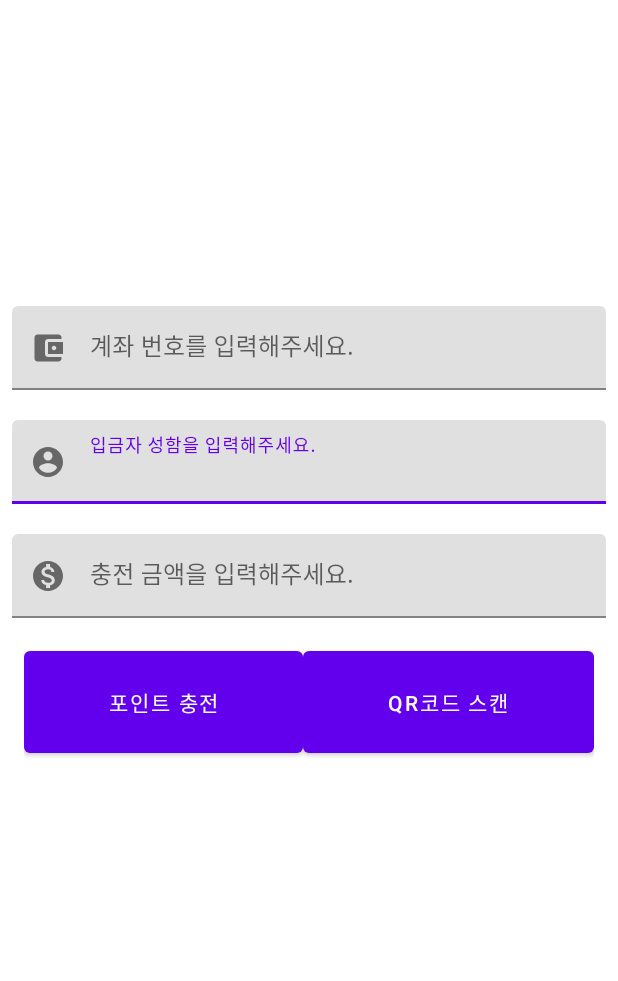
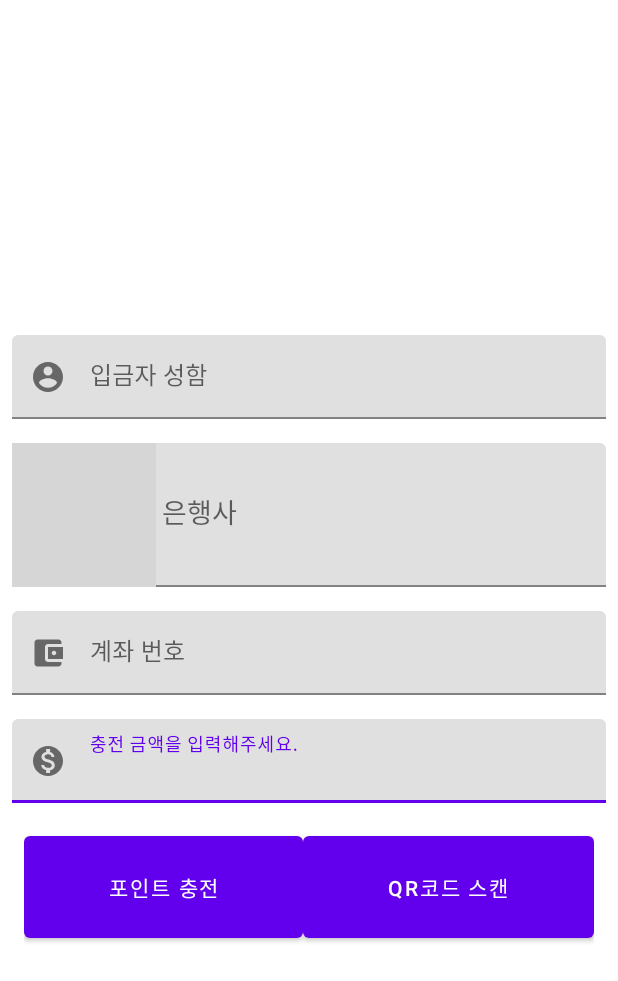
Before and after one commit to fintech-hackathon/SongPay, an Android app: the PointChargeActivity screen opened directly, with no data from a screen before it, on a phone screen of 412 x 824 dp. Shown: the top 981 px of the screen. Run offline under Robolectric (Android 15) with nearby library versions, the phone set to English and light mode, and no system bars; 3 statements that could not run were skipped; grey boxes are pictures that could not be loaded.

Commit message:
PointChargeActivity.java - 입금자 성함, 은행사, 계좌번호 표시 및 Edit Disable

```diff
--- a/app/src/main/java/com/example/myapplication/PointChargeActivity.java
+++ b/app/src/main/java/com/example/myapplication/PointChargeActivity.java
@@ -21,7 +21,7 @@
 
 public class PointChargeActivity extends AppCompatActivity {
 
-    EditText nameEditText, accountNumberEditText, pointChargeEditText;
+    EditText bankDropdownMenu, accountNumberEditText, pointChargeEditText, nameEditText;
     TextInputLayout nameTextInputLayout, accountNumberTextInputLayout;
     Button pointChargeButton, qrScanButton;
 
@@ -38,12 +38,10 @@
 
         if (bank.equals("")) {
             //계좌가 없을시 리다이렉션 하는곳입니다.
-        } else { //계좌가 있을 경우, UI를 숨깁니다.
-            accountNumberTextInputLayout.setVisibility(View.INVISIBLE);
-            accountNumberEditText.setVisibility(View.INVISIBLE);
-            nameTextInputLayout.setVisibility(View.INVISIBLE);
-            nameEditText.setVisibility(View.INVISIBLE);
-
+        } else { //계좌가 있을 경우, UI Data Set
+            bankDropdownMenu.setText(bank);
+            accountNumberEditText.setText(uAccount);
+            nameEditText.setText(name);
         }
 
         click();
@@ -51,6 +49,7 @@
 
     void init() {
         nameEditText = findViewById(R.id.nameEditText);
+        bankDropdownMenu = findViewById(R.id.bankDropdownMenu);
         accountNumberEditText = findViewById(R.id.accountNumberEditText);
         pointChargeEditText = findViewById(R.id.pointChargeEditText);
         pointChargeButton = findViewById(R.id.pointChargeButton);
--- a/app/src/main/res/layout/activity_point_charge.xml
+++ b/app/src/main/res/layout/activity_point_charge.xml
@@ -6,28 +6,51 @@
     android:layout_height="match_parent"
     tools:context=".PointChargeActivity">
 
+
     <com.google.android.material.textfield.TextInputLayout
         android:id="@+id/nameTextInputLayout"
         android:layout_width="match_parent"
         android:layout_height="wrap_content"
         android:layout_marginStart="8dp"
         android:layout_marginEnd="8dp"
-        android:layout_marginBottom="20dp"
-        app:endIconMode="clear_text"
-        app:layout_constraintBottom_toTopOf="@+id/textInputLayout3"
+        android:layout_marginBottom="16dp"
+        android:hint="입금자 성함"
+        app:layout_constraintBottom_toTopOf="@+id/bankInputLayout"
         app:layout_constraintEnd_toEndOf="parent"
-        app:layout_constraintHorizontal_bias="0.1"
+        app:layout_constraintHorizontal_bias="0.0"
         app:layout_constraintStart_toStartOf="parent"
-        app:startIconContentDescription="입금자 성함"
-        android:hint="입금자 성함을 입력해주세요."
+        app:startIconContentDescription="계좌 번호"
         app:startIconDrawable="@drawable/ic_account_circle">
 
         <com.google.android.material.textfield.TextInputEditText
             android:id="@+id/nameEditText"
             android:layout_width="match_parent"
             android:layout_height="match_parent"
-            android:inputType="text"
-            android:maxLines="1"/>
+            android:enabled="false"
+            android:inputType="none"
+            android:maxLines="1" />
+    </com.google.android.material.textfield.TextInputLayout>
+
+    <com.google.android.material.textfield.TextInputLayout
+        android:id="@+id/bankInputLayout"
+        android:layout_width="match_parent"
+        android:layout_height="wrap_content"
+        android:layout_marginStart="8dp"
+        android:layout_marginEnd="8dp"
+        android:layout_marginBottom="16dp"
+        android:hint="은행사"
+        app:layout_constraintBottom_toTopOf="@+id/accountTextInputLayout"
+        app:layout_constraintEnd_toEndOf="parent"
+        app:layout_constraintHorizontal_bias="0.0"
+        app:layout_constraintStart_toStartOf="parent"
+        app:startIconDrawable="@drawable/ic_baseline_bank">
+
+        <AutoCompleteTextView
+            android:id="@+id/bankDropdownMenu"
+            android:layout_width="match_parent"
+            android:layout_height="wrap_content"
+            android:enabled="false"
+            android:inputType="none" />
     </com.google.android.material.textfield.TextInputLayout>
 
     <com.google.android.material.textfield.TextInputLayout
@@ -36,12 +59,11 @@
         android:layout_height="wrap_content"
         android:layout_marginStart="8dp"
         android:layout_marginEnd="8dp"
-        android:layout_marginBottom="20dp"
-        android:hint="계좌 번호를 입력해주세요."
-        app:endIconMode="clear_text"
-        app:layout_constraintBottom_toTopOf="@+id/nameTextInputLayout"
+        android:layout_marginBottom="16dp"
+        android:hint="계좌 번호"
+        app:layout_constraintBottom_toTopOf="@+id/textInputLayout3"
         app:layout_constraintEnd_toEndOf="parent"
-        app:layout_constraintHorizontal_bias="1.0"
+        app:layout_constraintHorizontal_bias="0.0"
         app:layout_constraintStart_toStartOf="parent"
         app:startIconContentDescription="계좌 번호"
         app:startIconDrawable="@drawable/ic_account_wallet_24">
@@ -50,7 +72,8 @@
             android:id="@+id/accountNumberEditText"
             android:layout_width="match_parent"
             android:layout_height="match_parent"
-            android:inputType="number"
+            android:enabled="false"
+            android:inputType="none"
             android:maxLines="1" />
     </com.google.android.material.textfield.TextInputLayout>
 
@@ -60,13 +83,13 @@
         android:layout_height="wrap_content"
         android:layout_marginStart="8dp"
         android:layout_marginEnd="8dp"
+        android:hint="충전 금액을 입력해주세요."
         app:endIconMode="clear_text"
         app:layout_constraintBottom_toTopOf="@+id/guideline5"
         app:layout_constraintEnd_toEndOf="parent"
         app:layout_constraintHorizontal_bias="0.0"
         app:layout_constraintStart_toStartOf="parent"
         app:startIconContentDescription="충전 금액"
-        android:hint="충전 금액을 입력해주세요."
         app:startIconDrawable="@drawable/ic_money">
 
         <com.google.android.material.textfield.TextInputEditText
@@ -74,7 +97,7 @@
             android:layout_width="match_parent"
             android:layout_height="match_parent"
             android:inputType="number"
-            android:maxLines="1"/>
+            android:maxLines="1" />
     </com.google.android.material.textfield.TextInputLayout>
 
     <androidx.constraintlayout.widget.Guideline
@@ -82,7 +105,7 @@
         android:layout_width="wrap_content"
         android:layout_height="wrap_content"
         android:orientation="horizontal"
-        app:layout_constraintGuide_percent="0.5" />
+        app:layout_constraintGuide_percent="0.65" />
 
     <LinearLayout
         android:layout_width="0dp"
@@ -102,6 +125,7 @@
             android:layout_height="match_parent"
             android:layout_weight="1"
             android:text="포인트 충전" />
+
         <Button
             android:id="@+id/qrScanButton"
             android:layout_width="wrap_content"
```
